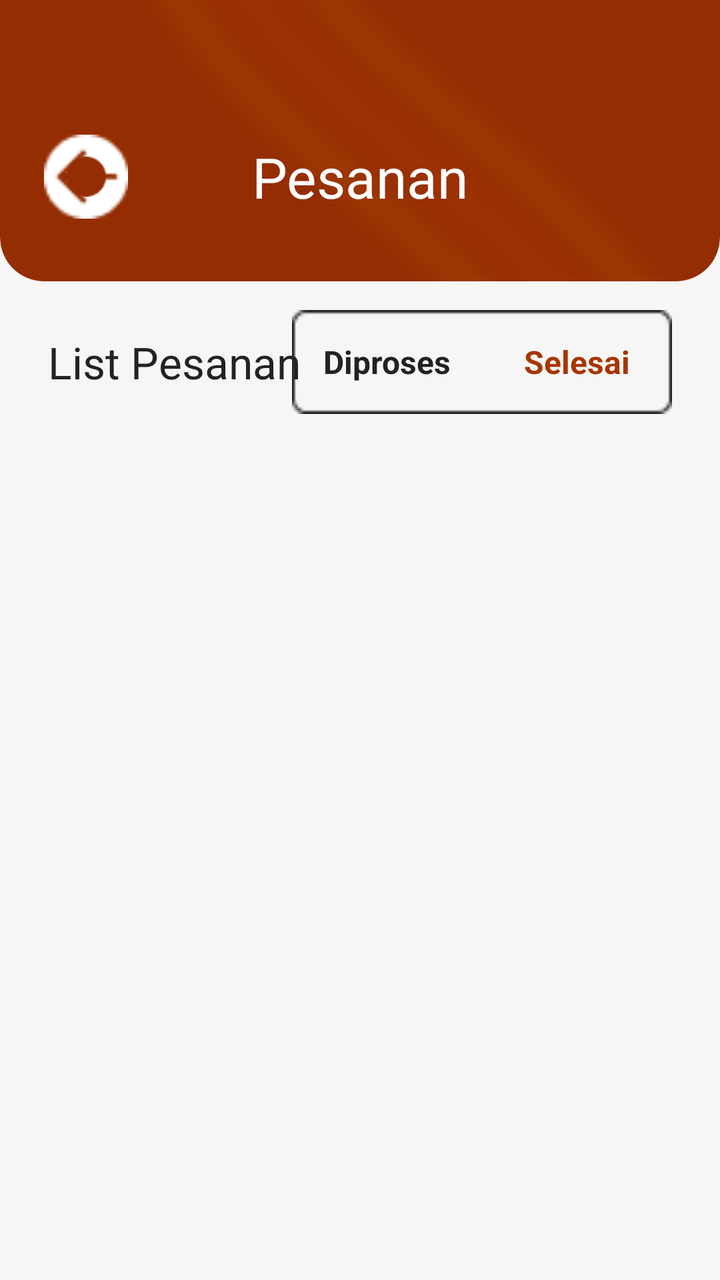
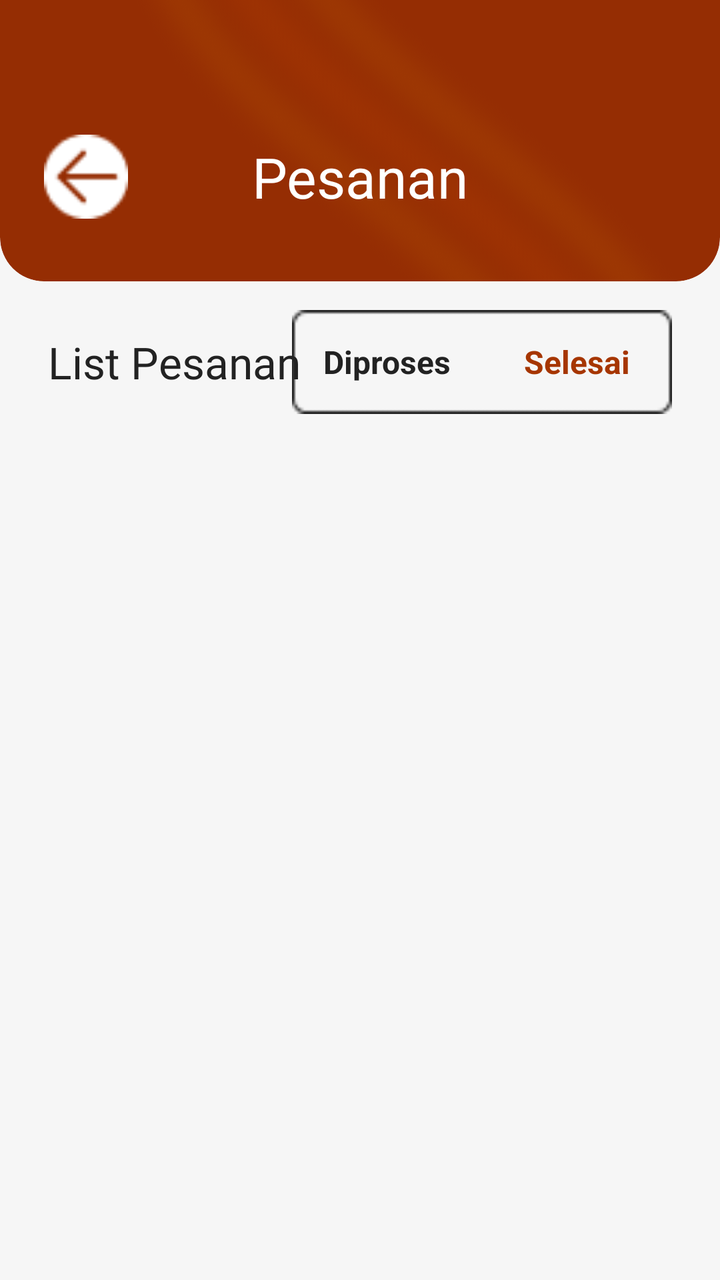

Compare the two renders of this Android layout. The source of the first and the diff that turns it into the second are given below.
<!-- AndroidManifest.xml: application theme Theme.Warmindone -->
<!-- res/layout/activity_pesanansudah.xml -->
<?xml version="1.0" encoding="utf-8"?>
<androidx.constraintlayout.widget.ConstraintLayout
    xmlns:android="http://schemas.android.com/apk/res/android"
    xmlns:app="http://schemas.android.com/apk/res-auto"
    xmlns:tools="http://schemas.android.com/tools"
    android:layout_width="match_parent"
    android:layout_height="match_parent"
    android:background="#F6F6F6">

    
    <androidx.cardview.widget.CardView
        android:id="@+id/headerCard"
        android:layout_width="match_parent"
        android:layout_height="180dp"
        android:layout_marginTop="-40dp"
        app:cardBackgroundColor="#952D03"
        app:cardCornerRadius="22dp"
        app:cardElevation="0dp"
        app:layout_constraintTop_toTopOf="parent">

        <FrameLayout
            android:layout_width="match_parent"
            android:layout_height="match_parent">

            <ImageView
                android:layout_width="match_parent"
                android:layout_height="match_parent"
                android:alpha="0.25"
                android:scaleType="centerCrop"
                android:src="@drawable/bgdashboardadmin" />

            <androidx.constraintlayout.widget.ConstraintLayout
                android:layout_width="match_parent"
                android:layout_height="match_parent"
                android:paddingHorizontal="22dp"
                android:paddingTop="75dp">

                <ImageView
                    android:id="@+id/btnBack"
                    android:layout_width="42dp"
                    android:layout_height="42dp"
                    android:background="@drawable/bg_circle_white"
                    android:padding="11dp"
                    android:src="@drawable/ic_back"
                    app:layout_constraintBottom_toBottomOf="parent"
                    app:layout_constraintStart_toStartOf="parent"
                    app:layout_constraintTop_toTopOf="parent"
                    app:tint="#952D03" />

                <TextView
                    android:id="@+id/titleText"
                    android:layout_width="wrap_content"
                    android:layout_height="wrap_content"
                    android:fontFamily="@font/montserrat_bold"
                    android:text="Pesanan"
                    android:textColor="@android:color/white"
                    android:textSize="28sp"
                    app:layout_constraintBottom_toBottomOf="parent"
                    app:layout_constraintEnd_toEndOf="parent"
                    app:layout_constraintStart_toStartOf="parent"
                    app:layout_constraintTop_toTopOf="parent" />

            </androidx.constraintlayout.widget.ConstraintLayout>
        </FrameLayout>
    </androidx.cardview.widget.CardView>

    <TextView
        android:id="@+id/tvListPesanan"
        android:layout_width="wrap_content"
        android:layout_height="wrap_content"
        android:layout_marginStart="24dp"
        android:layout_marginTop="26dp"
        android:fontFamily="@font/montserrat_bold"
        android:text="List Pesanan"
        android:textColor="#222222"
        android:textSize="22sp"
        app:layout_constraintStart_toStartOf="parent"
        app:layout_constraintTop_toBottomOf="@id/headerCard" />

    <LinearLayout
        android:id="@+id/layoutFilter"
        android:layout_width="190dp"
        android:layout_height="52dp"
        android:layout_marginEnd="24dp"
        android:background="@drawable/bg_filter"
        android:gravity="center"
        android:orientation="horizontal"
        app:layout_constraintBottom_toBottomOf="@id/tvListPesanan"
        app:layout_constraintEnd_toEndOf="parent"
        app:layout_constraintTop_toTopOf="@id/tvListPesanan">

        <TextView
            android:id="@+id/tvDiproses"
            android:layout_width="0dp"
            android:layout_height="wrap_content"
            android:layout_weight="1"
            android:gravity="center"
            android:text="Diproses"
            android:textColor="#222222"
            android:textSize="16sp"
            android:textStyle="bold" />

        <TextView
            android:id="@+id/tvSelesai"
            android:layout_width="0dp"
            android:layout_height="wrap_content"
            android:layout_weight="1"
            android:gravity="center"
            android:text="Selesai"
            android:textColor="#A63600"
            android:textSize="16sp"
            android:textStyle="bold" />

    </LinearLayout>

    
    <androidx.recyclerview.widget.RecyclerView
        android:id="@+id/recyclerPesananSelesai"
        android:layout_width="0dp"
        android:layout_height="0dp"
        android:layout_marginTop="20dp"
        android:clipToPadding="false"
        android:paddingBottom="20dp"
        app:layout_constraintBottom_toBottomOf="parent"
        app:layout_constraintEnd_toEndOf="parent"
        app:layout_constraintStart_toStartOf="parent"
        app:layout_constraintTop_toBottomOf="@id/tvListPesanan"
        tools:listitem="@layout/pesanansudah_widget" />

</androidx.constraintlayout.widget.ConstraintLayout>
<!-- res/layout/pesanansudah_widget.xml (included above) -->
<?xml version="1.0" encoding="utf-8"?>
<androidx.cardview.widget.CardView
    xmlns:android="http://schemas.android.com/apk/res/android"
    xmlns:app="http://schemas.android.com/apk/res-auto"
    android:layout_width="match_parent"
    android:layout_height="wrap_content"
    android:layout_marginHorizontal="12dp"
    android:layout_marginTop="10dp"
    app:cardCornerRadius="16dp"
    app:cardElevation="2dp"
    app:cardUseCompatPadding="true">

    <LinearLayout
        android:layout_width="match_parent"
        android:layout_height="wrap_content"
        android:background="#FFFFFF"
        android:orientation="vertical"
        android:padding="20dp">

        <RelativeLayout
            android:layout_width="match_parent"
            android:layout_height="wrap_content">

            <TextView
                android:id="@+id/tvInvoice"
                android:layout_width="wrap_content"
                android:layout_height="wrap_content"
                android:text="INV-1214114"
                android:textColor="#2B2B2B"
                android:textSize="20sp"
                android:fontFamily="@font/montserrat_bold"/>

            <TextView
                android:id="@+id/tvStatus"
                android:layout_width="wrap_content"
                android:layout_height="wrap_content"
                android:layout_alignParentEnd="true"
                android:text="Selesai"
                android:textColor="#43A047"
                android:textSize="16sp"
                android:fontFamily="@font/montserrat_semibold"/>
        </RelativeLayout>

        <TextView
            android:id="@+id/tvNama"
            android:layout_width="wrap_content"
            android:layout_height="wrap_content"
            android:layout_marginTop="20dp"
            android:text="Customer Name"
            android:textColor="#2D2D2D"
            android:textSize="18sp"
            android:fontFamily="@font/montserrat_semibold"/>

        <TextView
            android:id="@+id/tvEmail"
            android:layout_width="wrap_content"
            android:layout_height="wrap_content"
            android:layout_marginTop="2dp"
            android:text="email@example.com"
            android:textColor="#9A9A9A"
            android:textSize="14sp"
            android:fontFamily="@font/montserrat_medium"/>

        <TextView
            android:id="@+id/tvTanggal"
            android:layout_width="wrap_content"
            android:layout_height="wrap_content"
            android:layout_marginTop="8dp"
            android:text="10 Mei 2026"
            android:textColor="#9A9A9A"
            android:textSize="13sp"
            android:fontFamily="@font/montserrat_medium"/>

        <RelativeLayout
            android:layout_width="match_parent"
            android:layout_height="wrap_content"
            android:layout_marginTop="20dp">

            <TextView
                android:id="@+id/tvTotal"
                android:layout_width="wrap_content"
                android:layout_height="wrap_content"
                android:text="Rp 0"
                android:textColor="#A63600"
                android:textSize="22sp"
                android:fontFamily="@font/montserrat_bold"/>

            <TextView
                android:id="@+id/tvMetode"
                android:layout_width="wrap_content"
                android:layout_height="34dp"
                android:layout_alignParentEnd="true"
                android:background="@drawable/bg_filter"
                android:gravity="center"
                android:minWidth="74dp"
                android:paddingHorizontal="14dp"
                android:text="Tunai"
                android:textColor="#43A047"
                android:textSize="14sp"
                android:textStyle="bold"/>
        </RelativeLayout>
    </LinearLayout>
</androidx.cardview.widget.CardView>
<!-- resources referenced by this layout -->
<resources>
  <!-- drawable bg_circle_white: png bitmap (drawable, 525 bytes) -->
  <!-- drawable bg_filter: png bitmap (drawable, 468 bytes) -->
  <!-- drawable bgdashboardadmin: png bitmap (drawable, 45797 bytes) -->
  <!-- drawable ic_back: png bitmap (drawable, 525 bytes) -->
  <style name="Theme.Warmindone" parent="Base.Theme.Warmindone" />
  <style name="Base.Theme.Warmindone" parent="Theme.Material3.DayNight.NoActionBar">
          
          
      </style>
</resources>

<!-- the commit's change to res/layout/activity_pesanansudah.xml (unified diff, before → after) -->
@@ -41,7 +41,6 @@
                     android:layout_height="42dp"
                     android:background="@drawable/bg_circle_white"
                     android:padding="11dp"
-                    android:src="@drawable/ic_back"
                     app:layout_constraintBottom_toBottomOf="parent"
                     app:layout_constraintStart_toStartOf="parent"
                     app:layout_constraintTop_toTopOf="parent"
<!-- resource entries referenced after the edit -->
@@ -3,7 +3,6 @@
   <!-- drawable bg_circle_white: png bitmap (drawable, 525 bytes) -->
   <!-- drawable bg_filter: png bitmap (drawable, 468 bytes) -->
   <!-- drawable bgdashboardadmin: png bitmap (drawable, 45797 bytes) -->
-  <!-- drawable ic_back: png bitmap (drawable, 525 bytes) -->
   <style name="Theme.Warmindone" parent="Base.Theme.Warmindone" />
   <style name="Base.Theme.Warmindone" parent="Theme.Material3.DayNight.NoActionBar">
           
